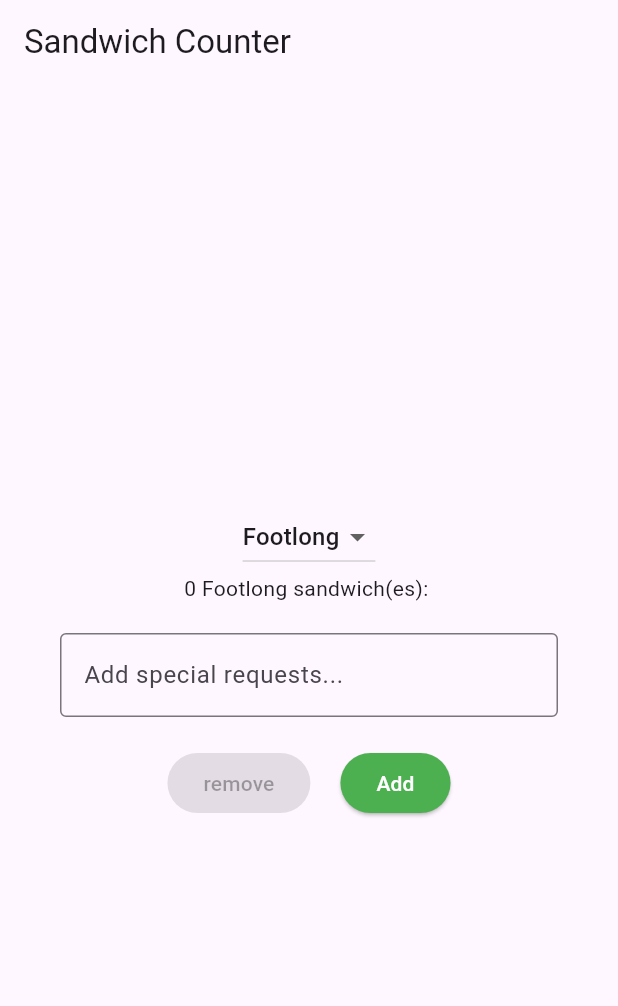
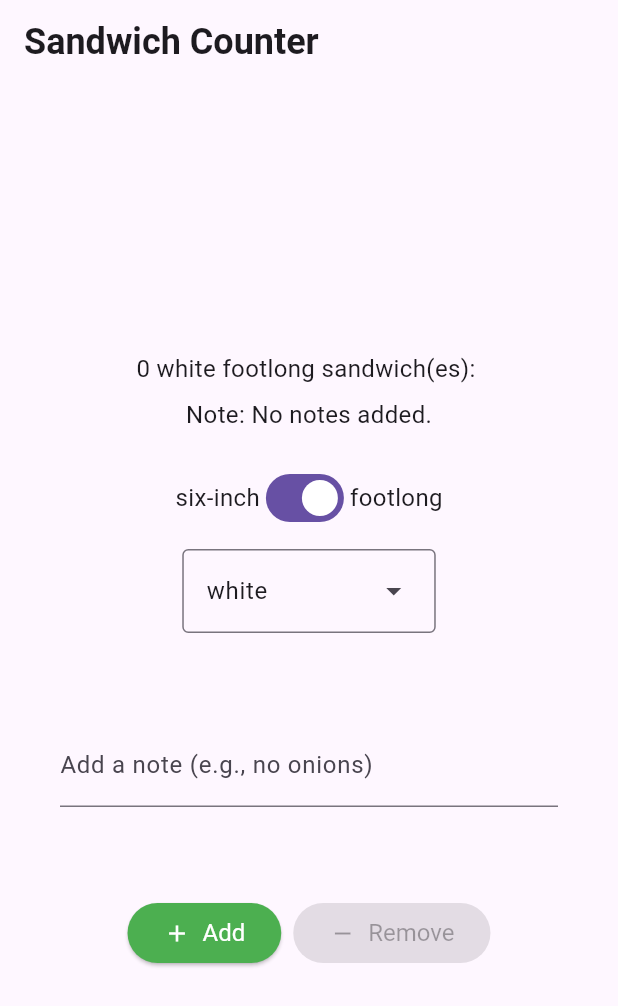
Before and after one commit to GiorgosKostakakis/flutter_application_1, a Flutter app: the screen it shows after launch, on a phone screen of 412 x 824 dp. Shown: the top 1006 px of the screen. Run offline on Flutter 3.47's test engine with Material 3 defaults, Android fonts, the phone set to English and light mode, and no system bars.

Commit message:
Restructure folder into views, view_models, and repositories, Add app_styles.dart for managing styles, Update main.dart to use app_styles.dart

```diff
--- a/lib/main.dart
+++ b/lib/main.dart
@@ -1,4 +1,7 @@
 import 'package:flutter/material.dart';
+import 'package:sandwich_shop/views/app_styles.dart';
+
+enum BreadType { white, wheat, wholemeal }
 
 void main() {
   runApp(const App());
@@ -29,81 +32,141 @@ class OrderScreen extends StatefulWidget {
 
 class _OrderScreenState extends State<OrderScreen> {
   int _quantity = 0;
-  String _selectedType = 'Footlong';
-  String _notes = '';
+  final TextEditingController _notesController = TextEditingController();
+  bool _isFootlong = true;
+  BreadType _selectedBreadType = BreadType.white;
 
-  void _increaseQuantity() {
+  @override
+  void initState() {
+    super.initState();
+    _notesController.addListener(() {
+      setState(() {});
+    });
+  }
+
+  @override
+  void dispose() {
+    _notesController.dispose();
+    super.dispose();
+  }
+
+  VoidCallback? _getIncreaseCallback() {
     if (_quantity < widget.maxQuantity) {
-      setState(() => _quantity++);
+      return () {
+        setState(() => _quantity++);
+      };
+    }
+    return null;
+  }
+
+  VoidCallback? _getDecreaseCallback() {
+    if (_quantity > 0) {
+      return () {
+        setState(() => _quantity--);
+      };
+    }
+    return null;
+  }
+
+  void _onSandwichTypeChanged(bool value) {
+    setState(() => _isFootlong = value);
+  }
+
+  void _onBreadTypeSelected(BreadType? value) {
+    if (value != null) {
+      setState(() => _selectedBreadType = value);
     }
   }
 
-  void _decreaseQuantity() {
-    if (_quantity > 0) {
-      setState(() => _quantity--);
+  List<DropdownMenuEntry<BreadType>> _buildDropdownEntries() {
+    List<DropdownMenuEntry<BreadType>> entries = [];
+    for (BreadType bread in BreadType.values) {
+      DropdownMenuEntry<BreadType> newEntry = DropdownMenuEntry<BreadType>(
+        value: bread,
+        label: bread.name,
+      );
+      entries.add(newEntry);
     }
+    return entries;
   }
 
   @override
   Widget build(BuildContext context) {
+    String sandwichType = 'footlong';
+    if (!_isFootlong) {
+      sandwichType = 'six-inch';
+    }
+
+    String noteForDisplay;
+    if (_notesController.text.isEmpty) {
+      noteForDisplay = 'No notes added.';
+    } else {
+      noteForDisplay = _notesController.text;
+    }
+
     return Scaffold(
       appBar: AppBar(
-        title: const Text('Sandwich Counter'),
+        title: const Text(
+          'Sandwich Counter',
+          style: heading1,
+        ),
       ),
       body: Center(
         child: Column(
           mainAxisAlignment: MainAxisAlignment.center,
           children: <Widget>[
-            DropdownButton<String>(
-              value: _selectedType,
-              items: const [
-                DropdownMenuItem(value: 'Footlong', child: Text('Footlong')),
-                DropdownMenuItem(value: 'Six-inch', child: Text('Six-inch')),
-              ],
-              onChanged: (value) {
-                setState(() {
-                  _selectedType = value!;
-                });
-              },
-            ),
             OrderItemDisplay(
-              _quantity,
-              _selectedType,
+              quantity: _quantity,
+              itemType: sandwichType,
+              breadType: _selectedBreadType,
+              orderNote: noteForDisplay,
             ),
             const SizedBox(height: 20),
-
-            // ADD THIS SIMPLE TEXTFIELD FOR NOTES
+            Row(
+              mainAxisAlignment: MainAxisAlignment.center,
+              children: [
+                const Text('six-inch', style: normalText),
+                Switch(
+                  value: _isFootlong,
+                  onChanged: _onSandwichTypeChanged,
+                ),
+                const Text('footlong', style: normalText),
+              ],
+            ),
+            const SizedBox(height: 10),
+            DropdownMenu<BreadType>(
+              textStyle: normalText,
+              initialSelection: _selectedBreadType,
+              onSelected: _onBreadTypeSelected,
+              dropdownMenuEntries: _buildDropdownEntries(),
+            ),
+            const SizedBox(height: 20),
             Padding(
-              padding: const EdgeInsets.symmetric(horizontal: 40.0),
+              padding: const EdgeInsets.all(40.0),
               child: TextField(
+                key: const Key('notes_textfield'),
+                controller: _notesController,
                 decoration: const InputDecoration(
-                  hintText: 'Add special requests...',
-                  border: OutlineInputBorder(),
+                  labelText: 'Add a note (e.g., no onions)',
                 ),
-                onChanged: (value) {
-                  setState(() {
-                    _notes = value;
-                  });
-                },
               ),
             ),
-
             const SizedBox(height: 20),
             Row(
               mainAxisAlignment: MainAxisAlignment.center,
               children: [
                 StyledButton(
-                  text: 'remove',
-                  onPressed: _decreaseQuantity,
-                  enabled: _quantity > 0,
+                  onPressed: _getIncreaseCallback(),
+                  icon: Icons.add,
+                  label: 'Add',
+                  backgroundColor: Colors.green,
+                ),
+                const SizedBox(width: 8),
+                StyledButton(
+                  onPressed: _getDecreaseCallback(),
+                  icon: Icons.remove,
+                  label: 'Remove',
                   backgroundColor: Colors.red,
-                ),
-                const SizedBox(width: 20),
-                StyledButton(
-                  text: 'Add',
-                  onPressed: _increaseQuantity,
-                  enabled: _quantity < widget.maxQuantity,
-                  backgroundColor: Colors.green,
                 ),
               ],
             ),
@@ -113,129 +176,74 @@ class _OrderScreenState extends State<OrderScreen> {
     );
   }
 }
+
 class StyledButton extends StatelessWidget {
-  final String text; // Button label
-  final VoidCallback onPressed; // Callback when clicked
-  final Color backgroundColor; // Custom background color
-  final Color textColor; // Text color
-  final EdgeInsetsGeometry padding; // Optional padding
-
-  final bool enabled;
+  final VoidCallback? onPressed;
+  final IconData icon;
+  final String label;
+  final Color backgroundColor;
 
   const StyledButton({
     super.key,
-    required this.text,
     required this.onPressed,
-    this.backgroundColor = Colors.blue,
-    this.textColor = Colors.white,
-    this.padding = const EdgeInsets.symmetric(horizontal: 24, vertical: 12),
-    this.enabled = true, // new
+    required this.icon,
+    required this.label,
+    required this.backgroundColor,
   });
 
   @override
   Widget build(BuildContext context) {
+    ButtonStyle myButtonStyle = ElevatedButton.styleFrom(
+      backgroundColor: backgroundColor,
+      foregroundColor: Colors.white,
+      textStyle: normalText,
+    );
+
     return ElevatedButton(
-      style: ElevatedButton.styleFrom(
-        backgroundColor: enabled ? backgroundColor : Colors.grey,
-        foregroundColor: Colors.white,
+      onPressed: onPressed,
+      style: myButtonStyle,
+      child: Row(
+        children: [
+          Icon(icon),
+          const SizedBox(width: 8),
+          Text(label),
+        ],
       ),
-      onPressed: enabled ? onPressed : null,
-      child: Text(text),
     );
   }
 }
 
 class OrderItemDisplay extends StatelessWidget {
+  final int quantity;
   final String itemType;
-  final int quantity;
+  final BreadType breadType;
+  final String orderNote;
 
-  const OrderItemDisplay(this.quantity, this.itemType, {super.key});
+  const OrderItemDisplay({
+    super.key,
+    required this.quantity,
+    required this.itemType,
+    required this.breadType,
+    required this.orderNote,
+  });
 
   @override
   Widget build(BuildContext context) {
-    return Text('$quantity $itemType sandwich(es): ${'🥪' * quantity}');
-  }
-}
+    String displayText =
+        '$quantity ${breadType.name} $itemType sandwich(es): ${'🥪' * quantity}';
 
-class MyHomePage extends StatefulWidget {
-  const MyHomePage({super.key, required this.title});
-
-  // This widget is the home page of your application. It is stateful, meaning
-  // that it has a State object (defined below) that contains fields that affect
-  // how it looks.
-
-  // This class is the configuration for the state. It holds the values (in this
-  // case the title) provided by the parent (in this case the App widget) and
-  // used by the build method of the State. Fields in a Widget subclass are
-  // always marked "final".
-
-  final String title;
-
-  @override
-  State<MyHomePage> createState() => _MyHomePageState();
-}
-
-class _MyHomePageState extends State<MyHomePage> {
-  int _counter = 0;
-
-  void _incrementCounter() {
-    setState(() {
-      // This call to setState tells the Flutter framework that something has
-      // changed in this State, which causes it to rerun the build method below
-      // so that the display can reflect the updated values. If we changed
-      // _counter without calling setState(), then the build method would not be
-      // called again, and so nothing would appear to happen.
-      _counter++;
-    });
-  }
-
-  @override
-  Widget build(BuildContext context) {
-    // This method is rerun every time setState is called, for instance as done
-    // by the _incrementCounter method above.
-    //
-    // The Flutter framework has been optimized to make rerunning build methods
-    // fast, so that you can just rebuild anything that needs updating rather
-    // than having to individually change instances of widgets.
-    return Scaffold(
-      appBar: AppBar(
-        // TRY THIS: Try changing the color here to a specific color (to
-        // Colors.amber, perhaps?) and trigger a hot reload to see the AppBar
-        // change color while the other colors stay the same.
-        backgroundColor: Theme.of(context).colorScheme.inversePrimary,
-        // Here we take the value from the MyHomePage object that was created by
-        // the App.build method, and use it to set our appbar title.
-        title: Text(widget.title),
-      ),
-      body: const Center(
-        // Center is a layout widget. It takes a single child and positions it
-        // in the middle of the parent.
-        child: Column(
-          // Column is also a layout widget. It takes a list of children and
-          // arranges them vertically. By default, it sizes itself to fit its
-          // children horizontally, and tries to be as tall as its parent.
-          //
-          // Column has various properties to control how it sizes itself and
-          // how it positions its children. Here we use mainAxisAlignment to
-          // center the children vertically; the main axis here is the vertical
-          // axis because Columns are vertical (the cross axis would be
-          // horizontal).
-          //
-          // TRY THIS: Invoke "debug painting" (choose the "Toggle Debug Paint"
-          // action in the IDE, or press "p" in the console), to see the
-          // wireframe for each widget.
-          mainAxisAlignment: MainAxisAlignment.center,
-          children: <Widget>[
-            Text(('welcome to my sandwich app'),
-                style: TextStyle(fontWeight: FontWeight.bold))
-          ],
+    return Column(
+      children: [
+        Text(
+          displayText,
+          style: normalText,
         ),
-      ),
-      floatingActionButton: FloatingActionButton(
-        onPressed: _incrementCounter,
-        tooltip: 'Increment',
-        child: const Icon(Icons.add),
-      ), // This trailing comma makes auto-formatting nicer for build methods.
+        const SizedBox(height: 8),
+        Text(
+          'Note: $orderNote',
+          style: normalText,
+        ),
+      ],
     );
   }
 }
--- /dev/null
+++ b/lib/views/app_styles.dart
@@ -0,0 +1,10 @@
+import 'package:flutter/material.dart';
+
+const TextStyle normalText = TextStyle(
+  fontSize: 16,
+);
+
+const heading1 = TextStyle(
+  fontSize: 24,
+  fontWeight: FontWeight.bold,
+);
```
Also changed, not shown: pubspec.yaml (line endings or trailing spaces), 1 other file.
